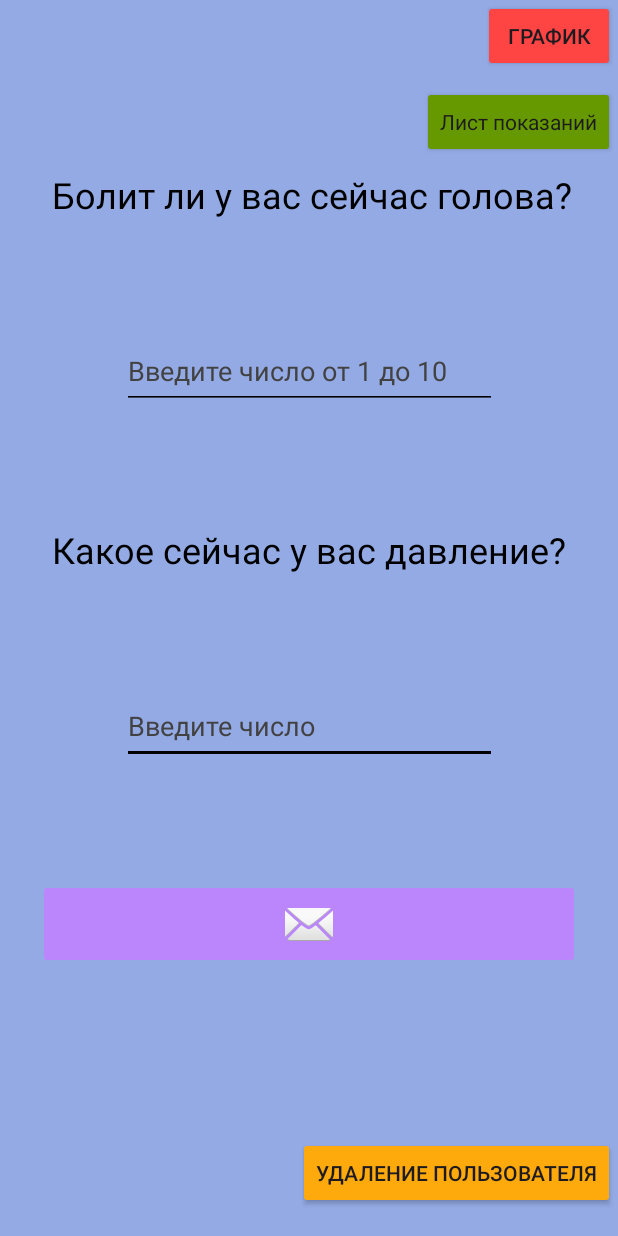
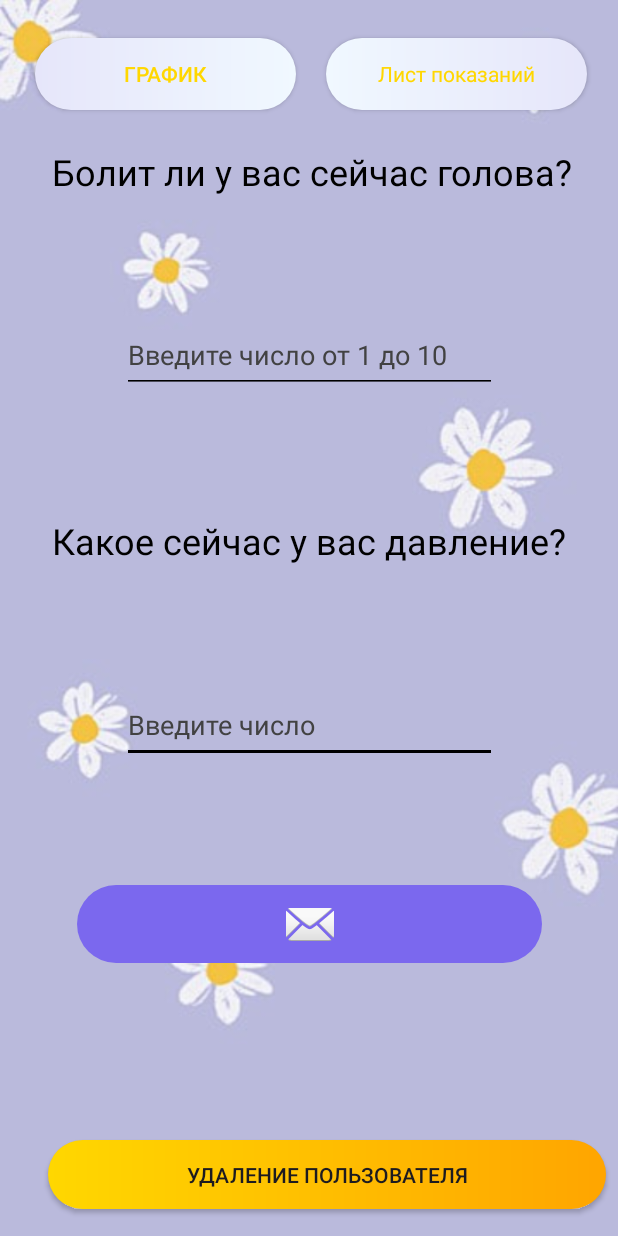
Before and after one commit to Viner108/Well-being, an Android app built with Jetpack Compose: the screen it shows after launch (MainActivity), on a phone screen of 412 x 824 dp. Run offline under Robolectric (Android 15) with nearby library versions, the phone set to English and light mode, and no system bars; libraries missing offline, so code that uses them is left out: com.google.firebase.crashlytics.

Commit message:
custom app commit

```diff
--- a/app/src/main/AndroidManifest.xml
+++ b/app/src/main/AndroidManifest.xml
@@ -18,9 +18,6 @@
         android:usesCleartextTraffic="true"
         tools:targetApi="31">
         <activity
-            android:name=".UpdateDataActivity"
-            android:exported="false" />
-        <activity
             android:name=".activity.GetDateActivity"
             android:exported="false"
             android:theme="@style/Theme.Wellbeing" />
@@ -30,7 +27,7 @@
             android:label="@string/title_activity_list_activir"
             android:theme="@style/Theme.Wellbeing" />
         <activity
-            android:name=".activity.ScheduleActivity"
+            android:name=".activity.GraphActivity"
             android:exported="false"
             android:label="@string/title_activity_schedule"
             android:theme="@style/Theme.Wellbeing" />
--- a/app/src/main/java/com/example/well_being/activity/GetDateActivity.kt
+++ b/app/src/main/java/com/example/well_being/activity/GetDateActivity.kt
@@ -22,7 +22,7 @@ class GetDateActivity : AppCompatActivity() {
         getGrahpic=findViewById(R.id.getGrahpic)
     }
     fun getGrahpic(view: View) {
-        val intent: Intent = Intent(this, ScheduleActivity::class.java)
+        val intent: Intent = Intent(this, GraphActivity::class.java)
         intent.putExtra("beforeDateEditText",beforeDateEditText.text.toString())
         intent.putExtra("afterDateEditText",afterDateEditText.text.toString())
         startActivity(intent)
--- a/app/src/main/java/com/example/well_being/server/Server.kt
+++ b/app/src/main/java/com/example/well_being/server/Server.kt
@@ -124,6 +124,7 @@ class Server(context: Context) {
         })
         thread.start()
     }
+
     fun showText(string: String){
         Toast.makeText(context as Activity,string, Toast.LENGTH_LONG).show()
     }
--- a/app/src/main/java/com/example/well_being/ui/theme/Theme.kt
+++ b/app/src/main/java/com/example/well_being/ui/theme/Theme.kt
@@ -40,30 +40,26 @@ private val LightColorScheme = lightColorScheme(
 @Composable
 fun WellbeingTheme(
     darkTheme: Boolean = isSystemInDarkTheme(),
-    // Dynamic color is available on Android 12+
     dynamicColor: Boolean = true,
     content: @Composable () -> Unit
 ) {
     val colorScheme = when {
         dynamicColor && Build.VERSION.SDK_INT >= Build.VERSION_CODES.S -> {
             val context = LocalContext.current
-//            if (darkTheme) dynamicDarkColorScheme(context) else dynamicLightColorScheme(context)
         }
 
-        darkTheme -> DarkColorScheme
+        darkTheme -> LightColorScheme
         else -> LightColorScheme
     }
     val view = LocalView.current
     if (!view.isInEditMode) {
         SideEffect {
             val window = (view.context as Activity).window
-//            window.statusBarColor = colorScheme.primary.toArgb()
             WindowCompat.getInsetsController(window, view).isAppearanceLightStatusBars = darkTheme
         }
     }
 
     MaterialTheme(
-//        colorScheme = colorScheme,
         typography = Typography,
         content = content
     )
--- /dev/null
+++ b/app/src/main/res/drawable/button_delete_user.xml
@@ -0,0 +1,5 @@
+<?xml version="1.0" encoding="utf-8"?>
+<shape android:shape="rectangle" xmlns:android="http://schemas.android.com/apk/res/android">
+    <gradient android:startColor="#FFD700" android:endColor="#FFA500" android:type="linear" />
+    <corners android:radius="30dp"/>
+</shape>
--- /dev/null
+++ b/app/src/main/res/drawable/button_graph.xml
@@ -0,0 +1,5 @@
+<?xml version="1.0" encoding="utf-8"?>
+<shape android:shape="rectangle" xmlns:android="http://schemas.android.com/apk/res/android">
+<gradient android:startColor="#E6E6FA" android:endColor="#F0F8FF" android:type="linear" />
+    <corners android:radius="30dp"/>
+</shape>
--- /dev/null
+++ b/app/src/main/res/drawable/button_list_activity.xml
@@ -0,0 +1,5 @@
+<?xml version="1.0" encoding="utf-8"?>
+<shape android:shape="rectangle" xmlns:android="http://schemas.android.com/apk/res/android">
+    <gradient android:startColor="#F0F8FF" android:endColor="#E6E6FA" android:type="linear"/>
+    <corners android:radius="30dp"/>
+</shape>
--- /dev/null
+++ b/app/src/main/res/drawable/button_send.xml
@@ -0,0 +1,5 @@
+<?xml version="1.0" encoding="utf-8"?>
+<shape android:shape="rectangle" xmlns:android="http://schemas.android.com/apk/res/android">
+    <gradient android:startColor="#7B68EE" android:endColor="#7B68EE" android:type="linear" />
+    <corners android:radius="30dp"/>
+</shape>
--- a/app/src/main/res/layout/activity_list_activiy.xml
+++ b/app/src/main/res/layout/activity_list_activiy.xml
@@ -4,7 +4,7 @@
     xmlns:tools="http://schemas.android.com/tools"
     android:layout_width="match_parent"
     android:layout_height="match_parent"
-    android:background="@color/material_dynamic_primary50"
+    android:background="@drawable/background_list"
     tools:context=".activity.MainActivity">
 
     <ListView
@@ -13,6 +13,7 @@
         android:layout_width="409dp"
         android:layout_height="674dp"
         android:layout_marginTop="50dp"
+        android:textColor="@color/black"
         app:layout_constraintBottom_toBottomOf="parent"
         app:layout_constraintEnd_toEndOf="parent"
         app:layout_constraintHorizontal_bias="0.0"
@@ -29,6 +30,7 @@
         android:layout_marginBottom="10dp"
         android:text="Давление"
         android:textSize="17sp"
+        android:textColor="@color/black"
         app:layout_constraintBottom_toTopOf="@+id/listPressureListView"
         app:layout_constraintEnd_toStartOf="@+id/textView2"
         app:layout_constraintStart_toStartOf="parent"
@@ -43,6 +45,7 @@
         android:layout_marginEnd="110dp"
         android:layout_marginBottom="10dp"
         android:text="Головная боль"
+        android:textColor="@color/black"
         android:textSize="17sp"
         app:layout_constraintBottom_toTopOf="@+id/listPressureListView"
         app:layout_constraintEnd_toEndOf="parent"
--- a/app/src/main/res/layout/activity_main.xml
+++ b/app/src/main/res/layout/activity_main.xml
@@ -4,9 +4,43 @@
     xmlns:tools="http://schemas.android.com/tools"
     android:layout_width="match_parent"
     android:layout_height="match_parent"
-    android:background="@color/material_dynamic_primary70"
+    android:background="@drawable/background"
     tools:context=".activity.MainActivity">
 
+
+
+    <LinearLayout
+        android:layout_width="406dp"
+        android:layout_height="67dp"
+        android:orientation="horizontal"
+        app:layout_constraintBottom_toTopOf="@+id/headAcheTextView"
+        app:layout_constraintEnd_toEndOf="parent"
+        app:layout_constraintStart_toStartOf="parent"
+        app:layout_constraintTop_toTopOf="parent">
+
+        <Button
+            android:id="@+id/graphButton"
+            android:layout_width="174dp"
+            android:layout_height="wrap_content"
+            android:layout_marginStart="20dp"
+            android:layout_marginTop="10sp"
+            android:background="@drawable/button_graph"
+            android:text="График"
+            android:textColor="#FFD700" />
+
+        <Button
+            android:id="@+id/listActivityButton"
+            android:layout_width="174dp"
+            android:layout_height="wrap_content"
+            android:layout_marginStart="20sp"
+            android:layout_marginTop="10sp"
+            android:background="@drawable/button_list_activity"
+            android:onClick="getListActivity"
+            android:text="Лист показаний"
+            android:textAppearance="@style/TextAppearance.AppCompat"
+            android:textColor="#FFD700" />
+
+    </LinearLayout>
 
     <TextView
         android:id="@+id/pressureTextView"
@@ -24,6 +58,7 @@
         android:id="@+id/headAcheTextView"
         android:layout_width="wrap_content"
         android:layout_height="wrap_content"
+        android:layout_marginTop="16dp"
         android:text="Болит ли у вас сейчас голова?"
         android:textAppearance="@style/TextAppearance.AppCompat.Headline"
         android:textColor="@color/black"
@@ -48,53 +83,19 @@
         app:layout_constraintStart_toStartOf="parent"
         app:layout_constraintTop_toBottomOf="@+id/pressureTextView" />
 
-    <Button
-        android:id="@+id/graphButton"
-        android:layout_width="wrap_content"
-        android:layout_height="wrap_content"
-        android:layout_marginStart="302dp"
-        android:layout_marginEnd="2dp"
-        android:layout_marginBottom="9dp"
-        android:backgroundTint="@android:color/holo_red_light"
-        android:text="График"
-        app:cornerRadius="30sp"
-        app:layout_constraintBottom_toTopOf="@+id/listActivityButton"
-        app:layout_constraintEnd_toEndOf="parent"
-        app:layout_constraintHorizontal_bias="1.0"
-        app:layout_constraintStart_toStartOf="parent"
-        app:layout_constraintTop_toTopOf="parent" />
-
     <ImageButton
         android:id="@+id/sentImageButton"
-        android:layout_width="361dp"
-        android:layout_height="60dp"
+        android:layout_width="310dp"
+        android:layout_height="52dp"
         android:layout_marginBottom="100dp"
         android:autofillHints="1"
-        android:backgroundTint="@color/purple_200"
+        android:background="@drawable/button_send"
         android:onClick="sendData"
         android:src="@android:drawable/ic_dialog_email"
         app:layout_constraintBottom_toBottomOf="parent"
         app:layout_constraintEnd_toEndOf="parent"
         app:layout_constraintStart_toStartOf="parent"
         app:layout_constraintTop_toBottomOf="@+id/pressureEditTextNumber" />
-
-    <Button
-        android:id="@+id/listActivityButton"
-        android:layout_width="wrap_content"
-        android:layout_height="wrap_content"
-        android:layout_marginStart="250dp"
-        android:layout_marginEnd="2dp"
-        android:layout_marginBottom="8dp"
-        android:backgroundTint="@android:color/holo_green_dark"
-        android:onClick="getListActivity"
-        android:text="Лист показаний"
-        android:textAppearance="@style/TextAppearance.AppCompat"
-        app:cornerRadius="30sp"
-        app:layout_constraintBottom_toTopOf="@+id/headAcheTextView"
-        app:layout_constraintEnd_toEndOf="parent"
-        app:layout_constraintHorizontal_bias="1.0"
-        app:layout_constraintStart_toStartOf="parent"
-        app:layout_constraintTop_toBottomOf="@+id/graphButton" />
 
     <EditText
         android:id="@+id/headAcheEditTextNumber"
@@ -113,22 +114,19 @@
 
     <Button
         android:id="@+id/deleteByUserId"
-        android:layout_width="wrap_content"
-        android:layout_height="wrap_content"
-        android:layout_marginStart="280dp"
+        android:layout_width="372dp"
+        android:layout_height="46dp"
+        android:layout_marginStart="8dp"
         android:layout_marginTop="112dp"
-        android:layout_marginEnd="2dp"
+        android:layout_marginEnd="8dp"
         android:layout_marginBottom="18dp"
-        android:backgroundTint="?android:attr/colorPressedHighlight"
+        android:background="@drawable/button_delete_user"
         android:onClick="deleteByUserId"
         android:text="Удаление пользователя"
-        app:cornerRadius="30sp"
-        app:icon="@android:drawable/ic_menu_delete"
         app:layout_constraintBottom_toBottomOf="parent"
         app:layout_constraintEnd_toEndOf="parent"
         app:layout_constraintHorizontal_bias="1.0"
         app:layout_constraintStart_toStartOf="parent"
         app:layout_constraintTop_toBottomOf="@+id/sentImageButton"
         app:layout_constraintVertical_bias="1.0" />
-
 </androidx.constraintlayout.widget.ConstraintLayout>
--- a/app/src/main/res/layout/activity_schedule.xml
+++ b/app/src/main/res/layout/activity_schedule.xml
@@ -5,6 +5,6 @@
     android:layout_height="match_parent"
     android:fitsSystemWindows="true"
     android:background="@color/material_dynamic_primary50"
-    tools:context=".activity.ScheduleActivity">
+    tools:context=".activity.GraphActivity">
 
 </androidx.constraintlayout.widget.ConstraintLayout>
--- a/app/src/main/res/layout/dialog_about_update_data.xml
+++ b/app/src/main/res/layout/dialog_about_update_data.xml
@@ -4,7 +4,7 @@
     android:layout_width="fill_parent"
     android:layout_height="fill_parent"
     android:orientation="vertical"
-    android:padding="10dp" >
+    android:padding="10dp">
 
     <TextView
         android:id="@+id/pressureUpdateTextView"
--- a/app/src/main/res/layout/health_data_item.xml
+++ b/app/src/main/res/layout/health_data_item.xml
@@ -13,7 +13,8 @@
         android:layout_height="wrap_content"
         android:layout_marginStart="20sp"
         android:layout_marginEnd="20sp"
-        android:text="Header"
+        android:text="Pressure"
+        android:textColor="@color/black"
         android:textSize="30sp" />
 
     <TextView
@@ -23,6 +24,7 @@
         android:layout_marginStart="40sp"
         android:layout_marginEnd="20sp"
         android:text="Header"
+        android:textColor="@color/black"
         android:textSize="30sp" />
 
     <Button
```
Also changed, not shown: app/src/main/java/com/example/well_being/activity/GraphActivity.kt (renamed from app/src/main/java/com/example/well_being/activity/ScheduleActivity.kt, +1 -6 lines), app/src/main/java/com/example/well_being/ui/theme/Type.kt (+0 -18 lines), app/src/main/res/layout/dialog_adout_date.xml (+24 -12 lines), app/src/main/res/drawable/background.png (added), app/src/main/res/drawable/background_list.png (added), app/src/main/res/drawable/backgroung_graph.png (added).
